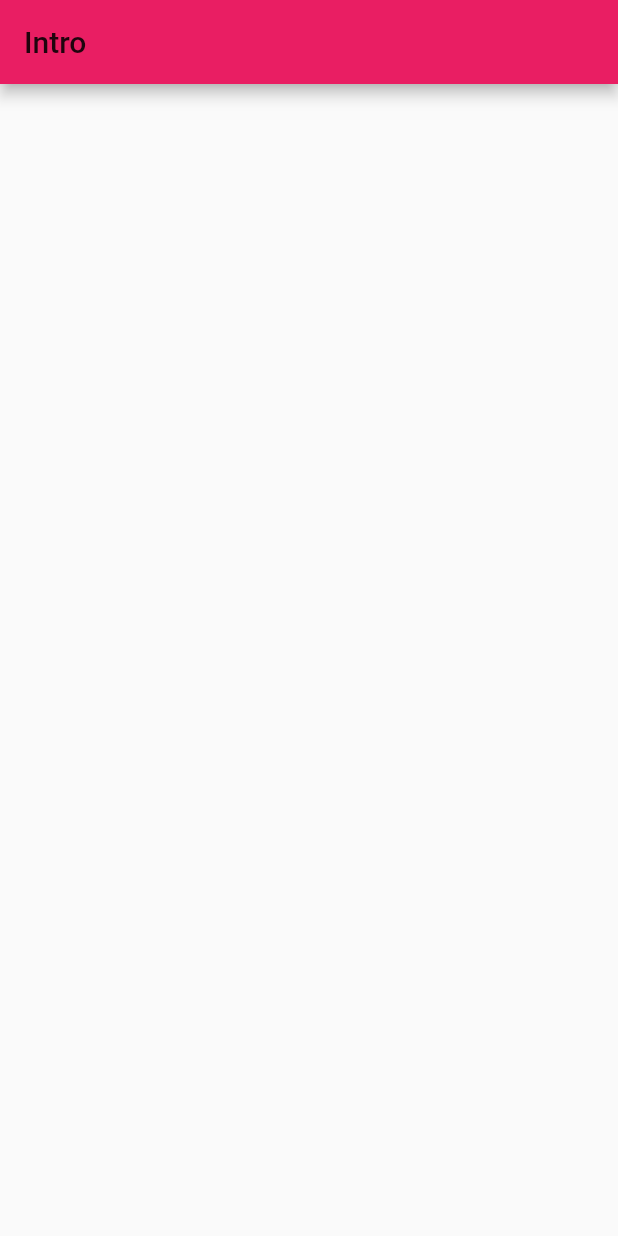
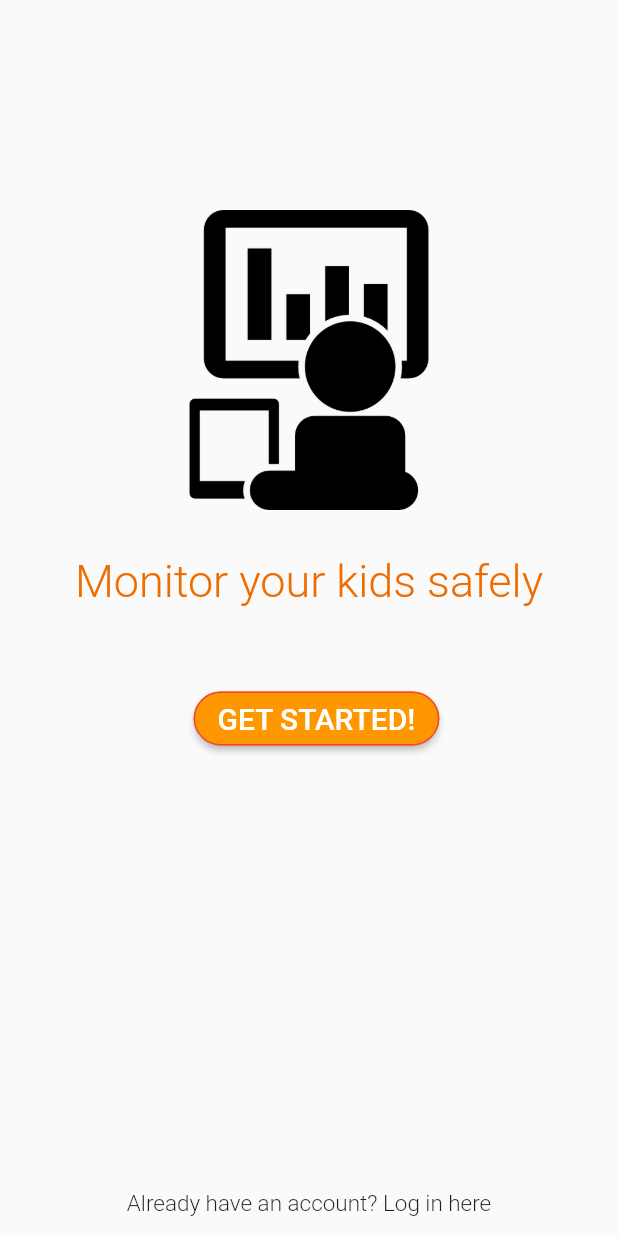
Before and after one commit to olafkotur/checked, a Flutter app: the screen it shows after launch, on a phone screen of 412 x 824 dp. Run offline on Flutter 3.47's test engine with Material 2 defaults, Android fonts, the phone set to English and light mode, and no system bars.

Commit message:
Add intro page to show the features

```diff
--- a/checked_mobile_application/lib/screens/intro.dart
+++ b/checked_mobile_application/lib/screens/intro.dart
@@ -8,10 +8,67 @@ class Intro extends StatefulWidget {
 class _IntroState extends State<Intro> {
   @override
   Widget build(BuildContext context) {
-return new Scaffold(
-      appBar: new AppBar(
-        backgroundColor: Colors.pink,
-        title: new Text("Intro"),
+    return new Scaffold(
+        body: Container(
+        child: SafeArea(
+          top: true,
+          bottom: false,
+          child: Column(
+            children: <Widget>[
+              SizedBox(height:140.0),
+              Row(
+                mainAxisAlignment: MainAxisAlignment.center,
+                children: <Widget>[
+                  Container(
+                    child: Image(
+                      image: AssetImage("assets/monitor.png"),
+                      height: 200.0
+                    ),
+                  ),
+                ],
+              ),
+              SizedBox(
+                height: 30.0,
+              ),
+              Text("Monitor your kids safely",
+                style: TextStyle(
+                  fontSize: 30.0,
+                  fontWeight: FontWeight.w300,
+                  color: Colors.orange[800],
+                ),
+              ),
+              SizedBox(
+                height: 50.0,
+              ),
+              Row(
+                mainAxisAlignment: MainAxisAlignment.center,
+                children: <Widget>[
+                  SizedBox(width: 10),
+                  RaisedButton(
+                    shape: new RoundedRectangleBorder(
+                        borderRadius: new BorderRadius.circular(18.0),
+                        side: BorderSide(color: Colors.red)),
+                    onPressed: () {},
+                    color: Colors.orange,
+                    textColor: Colors.white,
+                    child: Text("Get Started!".toUpperCase(),
+                        style: TextStyle(fontSize: 20)),
+                  ),
+                ],
+              ),
+              SizedBox(
+                height: 290.0,
+              ),
+              Text("Already have an account? Log in here",
+                style: TextStyle(
+                  fontSize: 15.0,
+                  fontWeight: FontWeight.w300,
+                  color: Colors.black87,
+                ),
+              ),
+            ],
+          ),
+        ),
       ),
     );
   }
--- a/checked_mobile_application/lib/screens/landing.dart
+++ b/checked_mobile_application/lib/screens/landing.dart
@@ -11,7 +11,7 @@ class _LandingState extends State<Landing> {
   @override
   initState() {
     super.initState();
-    new Timer(const Duration(seconds: 5), moveToNextScreen);
+    new Timer(const Duration(seconds: 3), moveToNextScreen);
   }
 
   @override
```
Also changed, not shown: checked_mobile_application/assets/monitor.png (added), 1 other file.
